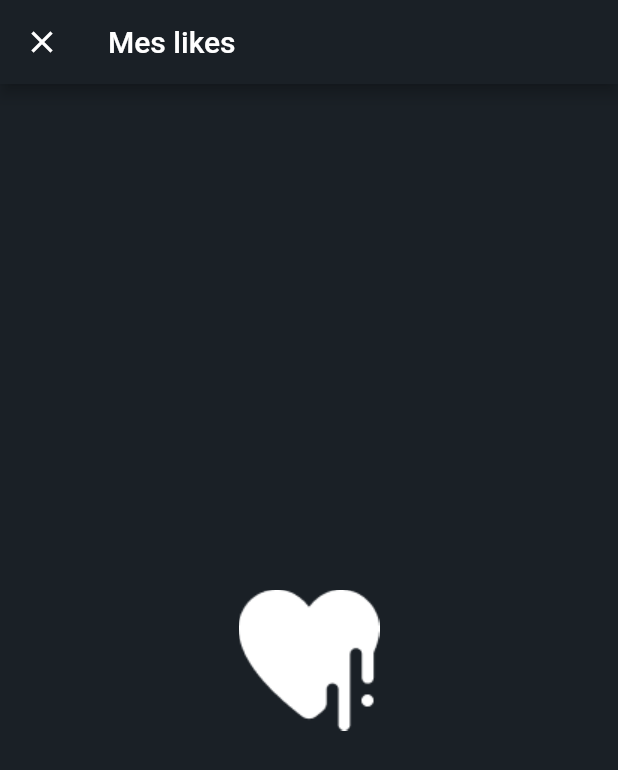
After one commit to LucasVacher/prj_3, a Flutter app: the Likes_vides screen opened directly, on a phone screen of 412 x 824 dp. The commit adds this screen. Shown: the top 770 px of the screen. Run offline on Flutter 3.47's test engine with Material 2 defaults, Android fonts, the light colour scheme and no system bars; our stand-ins replace firebase_auth, firebase_core, fluttertoast; accounts and stored records are empty.

Commit message:
page like whishlist vide

```diff
--- /dev/null
+++ b/lib/pages/likes_vides.dart
@@ -0,0 +1,36 @@
+import 'package:flutter/material.dart';
+import 'package:prj_3/pages/colors.dart';
+import 'package:prj_3/widgets/widget.dart';
+
+class Likes_vides extends StatefulWidget {
+  const Likes_vides({Key? key}) : super(key: key);
+
+  @override
+  State<Likes_vides> createState() => _Likes_videsState();
+}
+
+class _Likes_videsState extends State<Likes_vides> {
+  @override
+  Widget build(BuildContext context) {
+    return Scaffold(
+      appBar: AppBar(
+        backgroundColor: color_1,
+        title: Text('Mes likes'),
+        leading: IconButton(
+          icon: Icon(Icons.close),
+          onPressed: () => Navigator.of(context).pop(),
+        ),
+      ),
+      body: Container(
+        color: color_1,
+        child: Center(
+          child: Image(
+            image: AssetImage('assets/image/logo_likes_vides.png'), // Chemin de l'image dans votre dossier "assets"
+            width: 200.0,
+            height: 200.0,
+          ),
+        ),
+      ),
+    );
+  }
+}
```
Also changed, not shown: lib/pages/connexion.dart (+8 -5 lines), lib/pages/whishlish_vides.dart (added, +36 -0 lines), assets/image/logo_likes_vides.png (added), assets/image/logo_whishlist_vides.png (added).
